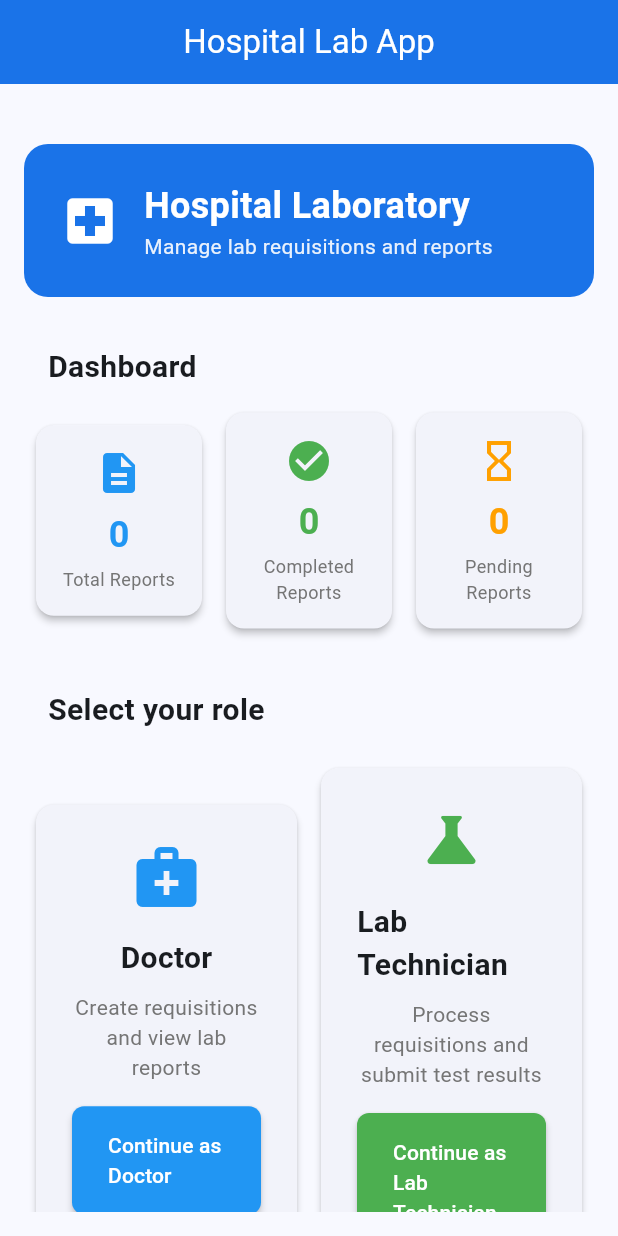
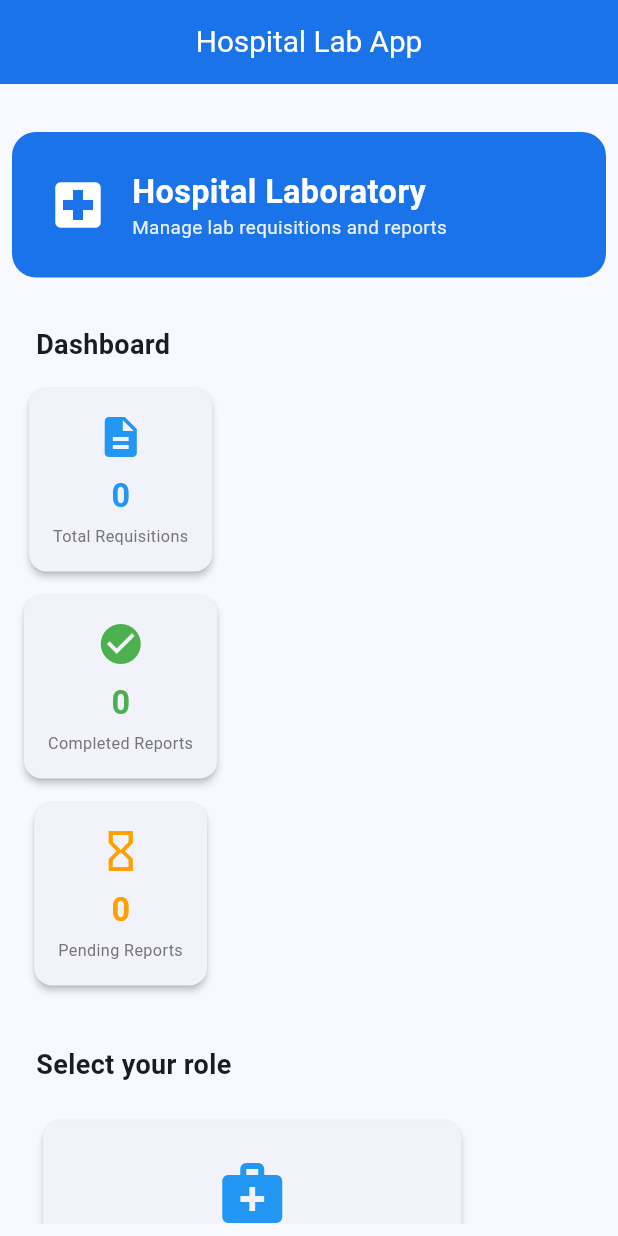
Before and after one commit to prabinrijal03/hospital_lab_app, a Flutter app: the screen it shows after launch, on a phone screen of 412 x 824 dp. Run offline on Flutter 3.47's test engine with Material 3 defaults, Android fonts, the light colour scheme and no system bars; our stand-ins replace dartz, equatable, flutter_bloc, get_it, go_router, shared_preferences.

Commit message:
increased responsiveness

```diff
--- a/lib/main.dart
+++ b/lib/main.dart
@@ -52,13 +52,27 @@ class MyApp extends StatelessWidget {
           ),
         ),
         inputDecorationTheme: InputDecorationTheme(
-          border: OutlineInputBorder(
-            borderRadius: BorderRadius.circular(8),
-          ),
+          border: OutlineInputBorder(borderRadius: BorderRadius.circular(8)),
           filled: true,
           fillColor: Colors.grey.shade50,
         ),
+        textTheme: Typography.material2018().black.copyWith(
+          bodyLarge: const TextStyle(fontSize: 16),
+          bodyMedium: const TextStyle(fontSize: 14),
+          bodySmall: const TextStyle(fontSize: 12),
+          labelLarge: const TextStyle(fontSize: 14),
+        ),
       ),
+      builder: (context, child) {
+        return MediaQuery(
+          data: MediaQuery.of(context).copyWith(
+            textScaler: TextScaler.linear(
+              MediaQuery.of(context).size.width < 600 ? 0.9 : 1.0,
+            ),
+          ),
+          child: child!,
+        );
+      },
       routerConfig: AppRouter.router,
     );
   }
--- a/lib/presentation/pages/doctor/lab_report_view_page.dart
+++ b/lib/presentation/pages/doctor/lab_report_view_page.dart
@@ -107,8 +107,8 @@ class _LabReportViewPageState extends State<LabReportViewPage> {
                 child: Column(
                   crossAxisAlignment: CrossAxisAlignment.start,
                   children: [
-                    Row(
-                      mainAxisAlignment: MainAxisAlignment.spaceBetween,
+                    Wrap(
+                      spacing: 8,
                       children: [
                         const Text(
                           'Patient Information',
@@ -161,7 +161,7 @@ class _LabReportViewPageState extends State<LabReportViewPage> {
             Card(
               elevation: 2,
               child: Padding(
-                padding: EdgeInsets.all(context.spacingMedium),
+                padding: EdgeInsets.all(context.spacingXSmall),
                 child: Column(
                   children: [
                     Table(
@@ -169,12 +169,21 @@ class _LabReportViewPageState extends State<LabReportViewPage> {
                         color: Colors.grey.shade300,
                         width: 1,
                       ),
-                      columnWidths: const {
-                        0: FlexColumnWidth(2),
-                        1: FlexColumnWidth(2),
-                        2: FlexColumnWidth(2),
-                        3: FlexColumnWidth(1),
-                      },
+
+                      columnWidths:
+                          MediaQuery.of(context).size.width < 600
+                              ? {
+                                0: FlexColumnWidth(2),
+                                1: IntrinsicColumnWidth(),
+                                2: IntrinsicColumnWidth(),
+                                3: IntrinsicColumnWidth(),
+                              }
+                              : {
+                                0: FlexColumnWidth(2),
+                                1: FlexColumnWidth(2),
+                                2: FlexColumnWidth(2),
+                                3: FlexColumnWidth(2),
+                              },
                       children: [
                         const TableRow(
                           decoration: BoxDecoration(color: Color(0xFF1A73E8)),
@@ -202,7 +211,7 @@ class _LabReportViewPageState extends State<LabReportViewPage> {
                             Padding(
                               padding: EdgeInsets.all(8.0),
                               child: Text(
-                                'Reference Range',
+                                'Range',
                                 style: TextStyle(
                                   fontWeight: FontWeight.bold,
                                   color: Colors.white,
--- a/lib/presentation/pages/role_selection_page.dart
+++ b/lib/presentation/pages/role_selection_page.dart
@@ -133,11 +133,34 @@ class _RoleSelectionPageState extends State<RoleSelectionPage> {
               ),
               child: Text('Dashboard', style: context.headingMedium),
             ),
-            Row(
+            MediaQuery.of(context).size.width < 600
+                ? Column(
+                  children: [
+                    _buildStatCard(
+                      'Total Requisitions',
+                      _totalRequisitions.toString(),
+                      Icons.description,
+                      context.infoColor,
+                    ),
+                    _buildStatCard(
+                      'Completed Reports',
+                      _completedReports.toString(),
+                      Icons.check_circle,
+                      context.successColor,
+                    ),
+                    _buildStatCard(
+                      'Pending Reports',
+                      _pendingReports.toString(),
+                      Icons.hourglass_empty,
+                      context.warningColor,
+                    ),
+                  ],
+                )
+                : Row(
                   children: [
                     Expanded(
                       child: _buildStatCard(
-                    'Total Reports',
+                        'Total Requisitions',
                         _totalRequisitions.toString(),
                         Icons.description,
                         context.infoColor,
@@ -203,7 +226,26 @@ class _RoleSelectionPageState extends State<RoleSelectionPage> {
           ),
           child: Text('Select your role', style: context.headingMedium),
         ),
-        Row(
+        MediaQuery.of(context).size.width < 600
+            ? Column(
+              children: [
+                _buildRoleCard(
+                  'Doctor',
+                  'Create requisitions and view lab reports',
+                  Icons.medical_services,
+                  context.infoColor,
+                  () => context.go('/doctor'),
+                ),
+                _buildRoleCard(
+                  'Lab Technician',
+                  'Process requisitions and submit test results',
+                  Icons.science,
+                  context.successColor,
+                  () => context.go('/lab'),
+                ),
+              ],
+            )
+            : Row(
               children: [
                 Expanded(
                   child: _buildRoleCard(
@@ -238,6 +280,15 @@ class _RoleSelectionPageState extends State<RoleSelectionPage> {
   ) {
     return Card(
       margin: EdgeInsets.all(context.spacingSmall),
+      child: InkWell(
+        onTap: () {
+          if (title == 'Doctor') {
+            _showDoctorOptionsDialog(context);
+          } else {
+            onTap();
+          }
+        },
+        borderRadius: context.borderRadiusLarge,
         child: Padding(
           padding: EdgeInsets.all(context.spacingLarge),
           child: Column(
@@ -267,6 +318,7 @@ class _RoleSelectionPageState extends State<RoleSelectionPage> {
                 child: Text('Continue as $title'),
               ),
             ],
+          ),
         ),
       ),
     );
@@ -354,8 +406,8 @@ class _RoleSelectionPageState extends State<RoleSelectionPage> {
                 SizedBox(height: context.spacingMedium),
                 _buildDoctorOptionCard(
                   context,
-                  'Lab Reports',
-                  'View your previous reports',
+                  'Requisition History',
+                  'View your previous requisitions',
                   Icons.history,
                   context.infoColor,
                   () => context.go('/doctor/history'),
--- a/lib/presentation/widgets/responsive_container.dart
+++ b/lib/presentation/widgets/responsive_container.dart
@@ -3,20 +3,27 @@ import 'package:flutter/material.dart';
 class ResponsiveContainer extends StatelessWidget {
   final Widget child;
   final EdgeInsetsGeometry? padding;
+  final bool adaptivePadding;
 
   const ResponsiveContainer({
     super.key,
     required this.child,
     this.padding,
+    this.adaptivePadding = true,
   });
 
   @override
   Widget build(BuildContext context) {
+    final isSmallScreen = MediaQuery.of(context).size.width < 600;
+
     return Center(
       child: ConstrainedBox(
         constraints: const BoxConstraints(maxWidth: 800),
         child: Padding(
-          padding: padding ?? const EdgeInsets.all(16.0),
+          padding: padding ??
+            (adaptivePadding
+              ? EdgeInsets.all(isSmallScreen ? 8.0 : 16.0)
+              : const EdgeInsets.all(16.0)),
           child: child,
         ),
       ),
```
Lines whose indentation alone changed are shown as unchanged.
